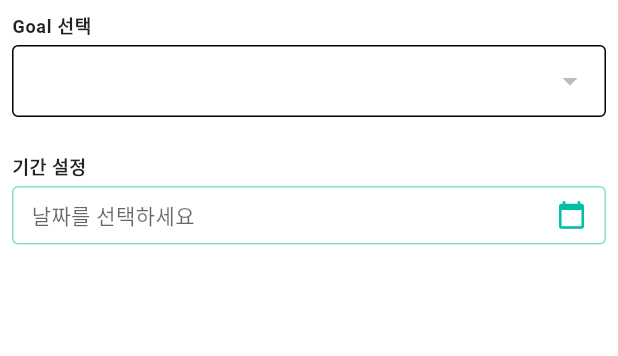
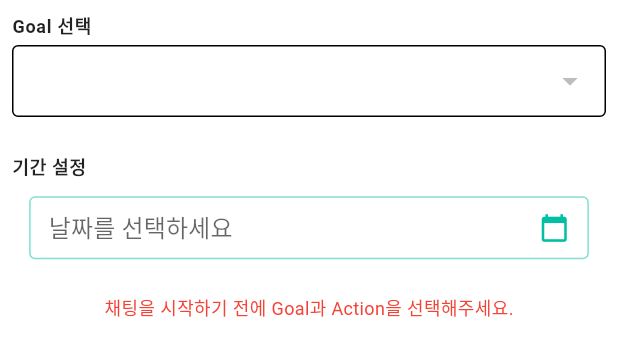
Before and after one commit to shsong02/TimeTrek, a Flutter app: the TargetQuestionControl widget shown alone on an empty page, opened directly with empty values, on a phone screen of 412 x 824 dp. Shown: the top 356 px of the screen. Run offline on Flutter 3.47's test engine with Material 3 defaults, Android fonts, the light colour scheme and no system bars; our stand-ins replace auto_size_text, cached_network_image, cloud_firestore, dropdown_search, file_picker, firebase_auth and 20 more; missing offline and left inert: dart:html, flutter_portal, multi_trigger_autocomplete, vega_multi_dropdown; accounts and stored records are empty.

Commit message:
질문 패널 안정성 강화. 챗패널에서 원인 발생은 아직 미 결

```diff
--- a/lib/pages/chat/chat_ai_agent.dart
+++ b/lib/pages/chat/chat_ai_agent.dart
@@ -16,10 +16,14 @@ class ChatAIAgent extends StatefulWidget {
     super.key,
     this.width,
     this.height,
+    this.onGoalSelected,
+    this.onActionsSelected,
   });
 
   final double? width;
   final double? height;
+  final Function(String)? onGoalSelected;
+  final Function(List<String>)? onActionsSelected;
 
   @override
   State<ChatAIAgent> createState() => _ChatAIAgentState();
@@ -63,7 +67,6 @@ class _ChatAIAgentState extends State<ChatAIAgent> {
 
   Future<void> _loadGoalsAndActions() async {
     try {
-      // action_list 컬렉션에서 고유한 goal_name 목록 가져오기
       final actionListRef =
           FirebaseFirestore.instance.collection('action_list');
       final actionDocs = await actionListRef.get();
@@ -79,6 +82,20 @@ class _ChatAIAgentState extends State<ChatAIAgent> {
         actionList = actionDocs.docs
             .map((doc) => doc.data() as Map<String, dynamic>)
             .toList();
+
+        // 첫 번째 Goal을 기본값으로 설정
+        if (goalNames.isNotEmpty && selectedGoal == null) {
+          selectedGoal = goalNames[0];
+          // 선택된 Goal의 모든 Action 자동 선택
+          selectedActions = actionList
+              .where((action) => action['goal_name'] == selectedGoal)
+              .map((action) => action['action_name'] as String)
+              .toList();
+
+          // 상위 위젯에 선택 상태 전달
+          widget.onGoalSelected?.call(selectedGoal!);
+          widget.onActionsSelected?.call(selectedActions);
+        }
       });
     } catch (e) {
       print('목표 및 액션 로딩 오류: $e');
@@ -94,9 +111,12 @@ class _ChatAIAgentState extends State<ChatAIAgent> {
 
   @override
   Widget build(BuildContext context) {
-    final theme = Theme.of(context);
-
-    return Portal(
+    return GestureDetector(
+      onTap: () {
+        // 포커스 해제
+        FocusScope.of(context).unfocus();
+      },
+      child: Portal(
         child: SizedBox(
           width: widget.width ?? double.infinity,
           height: widget.height ?? double.infinity,
@@ -112,7 +132,7 @@ class _ChatAIAgentState extends State<ChatAIAgent> {
                       padding: const EdgeInsets.all(4.0),
                       child: Text(
                         'AI Chat 질문 패널',
-                      style: theme.textTheme.titleLarge?.copyWith(
+                        style: Theme.of(context).textTheme.titleLarge?.copyWith(
                               fontWeight: FontWeight.bold,
                             ),
                       ),
@@ -153,6 +173,7 @@ class _ChatAIAgentState extends State<ChatAIAgent> {
                       Padding(
                         padding: const EdgeInsets.all(8.0),
                         child: TextField(
+                          autofocus: false,
                           controller: _messageController,
                           focusNode: _focusNode,
                           decoration: InputDecoration(
@@ -160,24 +181,27 @@ class _ChatAIAgentState extends State<ChatAIAgent> {
                             border: OutlineInputBorder(
                               borderRadius: BorderRadius.circular(25),
                               borderSide: BorderSide(
-                              color: theme.colorScheme.primary,
+                                color: Theme.of(context).colorScheme.primary,
                               ),
                             ),
                             enabledBorder: OutlineInputBorder(
                               borderRadius: BorderRadius.circular(25),
                               borderSide: BorderSide(
-                              color: theme.colorScheme.primary.withOpacity(0.5),
+                                color: Theme.of(context)
+                                    .colorScheme
+                                    .primary
+                                    .withOpacity(0.5),
                               ),
                             ),
                             focusedBorder: OutlineInputBorder(
                               borderRadius: BorderRadius.circular(25),
                               borderSide: BorderSide(
-                              color: theme.colorScheme.primary,
+                                color: Theme.of(context).colorScheme.primary,
                                 width: 2,
                               ),
                             ),
                             filled: true,
-                          fillColor: theme.colorScheme.surface,
+                            fillColor: Theme.of(context).colorScheme.surface,
                           ),
                           onSubmitted: _sendMessage,
                           onChanged: (value) {
@@ -190,6 +214,7 @@ class _ChatAIAgentState extends State<ChatAIAgent> {
                 ),
               ),
             ],
+          ),
         ),
       ),
     );
@@ -514,6 +539,20 @@ class _TargetQuestionControlState extends State<TargetQuestionControl> {
   final MultiSelectController<String> _actionController =
       MultiSelectController<String>();
 
+  // 모든 필수 값이 선택되었는지 확인하는 메서드 추가
+  bool get isValid => selectedGoal != null && selectedActions.isNotEmpty;
+
+  // 상위 위젯에 상태 변경을 알리는 메서드
+  void _notifyParent() {
+    if (isValid) {
+      widget.onGoalSelected(selectedGoal!);
+      widget.onActionsSelected(selectedActions);
+      if (startDate != null && endDate != null) {
+        widget.onTimeRangeSelected(startDate!, endDate!);
+      }
+    }
+  }
+
   @override
   void initState() {
     super.initState();
@@ -537,6 +576,20 @@ class _TargetQuestionControlState extends State<TargetQuestionControl> {
         actionList = actionDocs.docs
             .map((doc) => doc.data() as Map<String, dynamic>)
             .toList();
+
+        // 첫 번째 Goal을 기본값으로 설정
+        if (goalNames.isNotEmpty && selectedGoal == null) {
+          selectedGoal = goalNames[0];
+          // 선택된 Goal의 모든 Action 자동 선택
+          selectedActions = actionList
+              .where((action) => action['goal_name'] == selectedGoal)
+              .map((action) => action['action_name'] as String)
+              .toList();
+
+          // 상위 위젯에 선택 상태 전달
+          widget.onGoalSelected(selectedGoal!);
+          widget.onActionsSelected(selectedActions);
+        }
       });
     } catch (e) {
       print('목표 및 액션 로딩 오류: $e');
@@ -545,7 +598,9 @@ class _TargetQuestionControlState extends State<TargetQuestionControl> {
 
   @override
   Widget build(BuildContext context) {
-    return Padding(
+    return Column(
+      children: [
+        Padding(
           padding: const EdgeInsets.all(8.0),
           child: Column(
             crossAxisAlignment: CrossAxisAlignment.start,
@@ -556,6 +611,7 @@ class _TargetQuestionControlState extends State<TargetQuestionControl> {
                 child: DropdownButtonFormField<String>(
                   isDense: true,
                   menuMaxHeight: 150,
+                  value: selectedGoal,
                   decoration: InputDecoration(
                     border: OutlineInputBorder(
                       borderRadius: BorderRadius.circular(4),
@@ -597,17 +653,15 @@ class _TargetQuestionControlState extends State<TargetQuestionControl> {
                   title: 'Action 선택',
                   subtitle: 'AI Chat 에게 질문하고 싶은 Action 을 선택하세요',
                   child: Container(
-                padding: const EdgeInsets.symmetric(horizontal: 8, vertical: 4),
+                    padding:
+                        const EdgeInsets.symmetric(horizontal: 8, vertical: 4),
                     decoration: BoxDecoration(
                       border: Border.all(
                         color: Theme.of(context).primaryColor.withOpacity(0.5),
                       ),
                       borderRadius: BorderRadius.circular(4),
                     ),
-                child: Column(
-                  crossAxisAlignment: CrossAxisAlignment.start,
-                  children: [
-                    Wrap(
+                    child: Wrap(
                       spacing: 4,
                       runSpacing: 4,
                       children: actionList
@@ -654,8 +708,6 @@ class _TargetQuestionControlState extends State<TargetQuestionControl> {
                         );
                       }).toList(),
                     ),
-                  ],
-                ),
                   ),
                 ),
               const SizedBox(height: 12),
@@ -663,8 +715,8 @@ class _TargetQuestionControlState extends State<TargetQuestionControl> {
                 title: '기간 설정',
                 subtitle: 'AI Chat 에게 질문하기 위한 날짜 범위를 선택하세요',
                 child: Material(
-              child: InkWell(
-                onTap: () async {
+                  child: TextButton(
+                    onPressed: () async {
                       final DateTimeRange? picked = await showDateRangePicker(
                         context: context,
                         firstDate: DateTime(DateTime.now().year - 1),
@@ -678,7 +730,8 @@ class _TargetQuestionControlState extends State<TargetQuestionControl> {
                         builder: (BuildContext context, Widget? child) {
                           return Theme(
                             data: Theme.of(context).copyWith(
-                          colorScheme: Theme.of(context).colorScheme.copyWith(
+                              colorScheme:
+                                  Theme.of(context).colorScheme.copyWith(
                                         primary: Theme.of(context).primaryColor,
                                       ),
                             ),
@@ -702,11 +755,12 @@ class _TargetQuestionControlState extends State<TargetQuestionControl> {
                       }
                     },
                     child: Container(
-                  padding:
-                      const EdgeInsets.symmetric(horizontal: 12, vertical: 8),
+                      padding: const EdgeInsets.symmetric(
+                          horizontal: 12, vertical: 8),
                       decoration: BoxDecoration(
                         border: Border.all(
-                      color: Theme.of(context).primaryColor.withOpacity(0.5),
+                          color:
+                              Theme.of(context).primaryColor.withOpacity(0.5),
                         ),
                         borderRadius: BorderRadius.circular(4),
                       ),
@@ -719,7 +773,10 @@ class _TargetQuestionControlState extends State<TargetQuestionControl> {
                                   : '날짜를 선택하세요',
                               style: TextStyle(
                                 color: startDate != null
-                                ? Theme.of(context).textTheme.bodyLarge?.color
+                                    ? Theme.of(context)
+                                        .textTheme
+                                        .bodyLarge
+                                        ?.color
                                     : Theme.of(context).hintColor,
                               ),
                             ),
@@ -737,6 +794,20 @@ class _TargetQuestionControlState extends State<TargetQuestionControl> {
               ),
             ],
           ),
+        ),
+        // 필수 값이 모두 선택되지 않았을 때 경고 메시지 표시
+        if (!isValid)
+          Padding(
+            padding: const EdgeInsets.all(8.0),
+            child: Text(
+              '채팅을 시작하기 전에 Goal과 Action을 선택해주세요.',
+              style: TextStyle(
+                color: Theme.of(context).colorScheme.error,
+                fontSize: 12,
+              ),
+            ),
+          ),
+      ],
     );
   }
 
```
Lines whose indentation alone changed are shown as unchanged.
